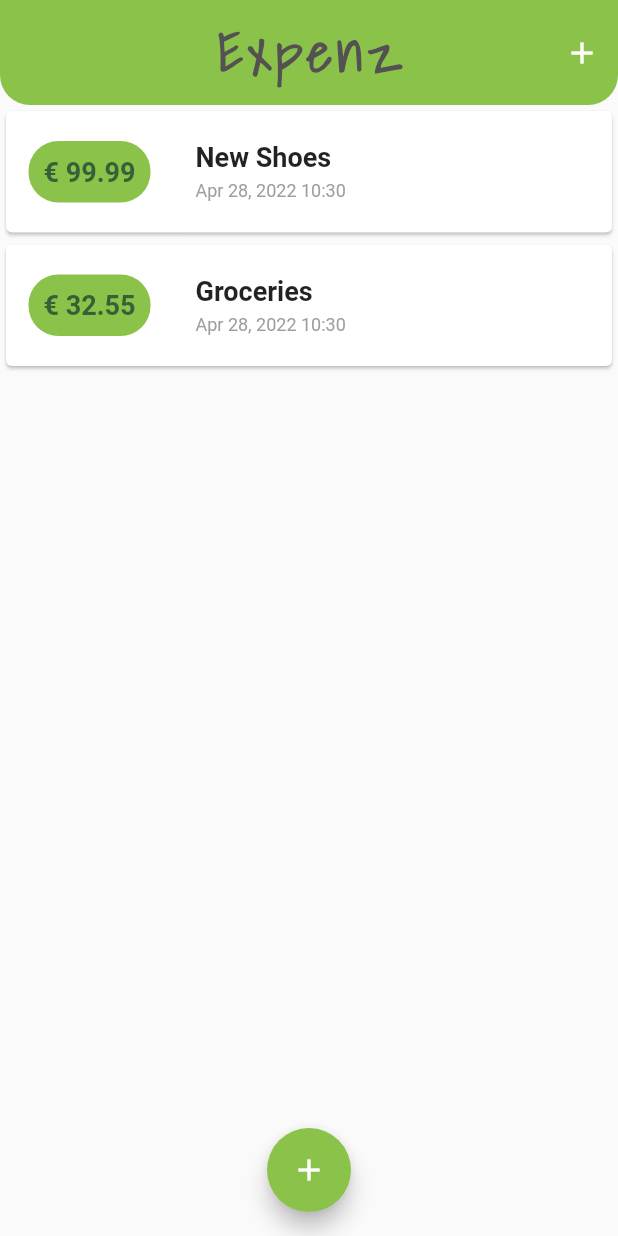
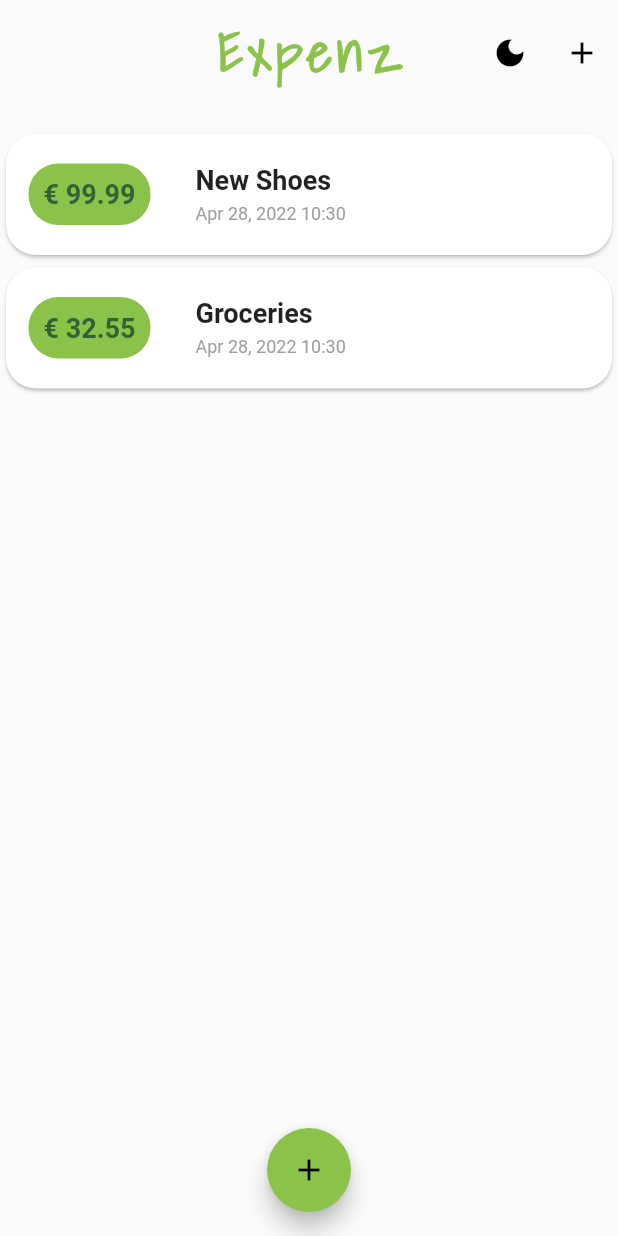
Before and after one commit to mmarolin/expenz-flutter, a Flutter app: the screen it shows after launch, on a phone screen of 412 x 824 dp. Run offline on Flutter 3.47's test engine with Material 2 defaults, Android fonts, the phone set to English and light mode, and no system bars.

Commit message:
adding dark mode

```diff
--- a/lib/main.dart
+++ b/lib/main.dart
@@ -3,17 +3,28 @@ import 'package:flutter/material.dart';
 import './widgets/transaction_list.dart';
 import './models/transaction.dart';
 import './widgets/new_transaction.dart';
+import './themes.dart';
 
 void main() => runApp(MyApp());
 
 class MyApp extends StatelessWidget {
+  static final ValueNotifier<ThemeMode> themeNotifier =
+      ValueNotifier(ThemeMode.light);
+
   @override
   Widget build(BuildContext context) {
-    return MaterialApp(
-      title: 'Expenz',
-      debugShowCheckedModeBanner: false,
-      home: MyHomePage(),
-    );
+    return ValueListenableBuilder<ThemeMode>(
+        valueListenable: themeNotifier,
+        builder: (_, ThemeMode currentMode, __) {
+          return MaterialApp(
+            title: 'Expenz',
+            debugShowCheckedModeBanner: false,
+            themeMode: currentMode,
+            theme: ThemeData(primarySwatch: Colors.lightGreen),
+            darkTheme: ThemeClass.darkTheme,
+            home: MyHomePage(),
+          );
+        });
   }
 }
 
@@ -68,8 +79,8 @@ class _MyHomePageState extends State<MyHomePage> {
   @override
   Widget build(BuildContext context) {
     return Scaffold(
+      backgroundColor: Theme.of(context).scaffoldBackgroundColor,
       appBar: AppBar(
-          brightness: Brightness.dark,
           backgroundColor: Colors.transparent,
           elevation: 0.0,
           toolbarHeight: 70,
@@ -77,7 +88,7 @@ class _MyHomePageState extends State<MyHomePage> {
           title: Text(
             'Expenz',
             style: TextStyle(
-              color: Color.fromARGB(255, 83, 81, 81),
+              color: Theme.of(context).colorScheme.secondary,
               fontFamily: 'ShadowsIntoLight',
               fontSize: 36,
               fontWeight: FontWeight.bold,
@@ -90,10 +101,20 @@ class _MyHomePageState extends State<MyHomePage> {
                 bottomLeft: Radius.circular(20),
                 bottomRight: Radius.circular(20),
               ),
-              color: Colors.lightGreen,
+              color: Theme.of(context).appBarTheme.backgroundColor,
             ),
           ),
           actions: <Widget>[
+            IconButton(
+                icon: Icon(MyApp.themeNotifier.value == ThemeMode.light
+                    ? Icons.dark_mode
+                    : Icons.light_mode),
+                onPressed: () {
+                  MyApp.themeNotifier.value =
+                      MyApp.themeNotifier.value == ThemeMode.light
+                          ? ThemeMode.dark
+                          : ThemeMode.light;
+                }),
             IconButton(
                 icon: Icon(Icons.add),
                 onPressed: () => _startAddNewTransaction(context)),
@@ -102,7 +123,10 @@ class _MyHomePageState extends State<MyHomePage> {
         child: Column(
           mainAxisAlignment: MainAxisAlignment.start,
           crossAxisAlignment: CrossAxisAlignment.stretch,
-          children: <Widget>[TransactionList(_userTransactions)],
+          children: <Widget>[
+            SizedBox(height: 15),
+            TransactionList(_userTransactions)
+          ],
         ),
       ),
       floatingActionButtonLocation: FloatingActionButtonLocation.centerFloat,
--- /dev/null
+++ b/lib/themes.dart
@@ -0,0 +1,17 @@
+import 'package:flutter/material.dart';
+
+class ThemeClass {
+  static ThemeData lightTheme = ThemeData(
+      scaffoldBackgroundColor: Color.fromARGB(255, 189, 189, 189),
+      colorScheme: ColorScheme.light(),
+      appBarTheme: AppBarTheme(
+        backgroundColor: Colors.lightGreen,
+      ));
+
+  static ThemeData darkTheme = ThemeData(
+      scaffoldBackgroundColor: Colors.black,
+      colorScheme: ColorScheme.dark(),
+      appBarTheme: AppBarTheme(
+        backgroundColor: Color.fromARGB(255, 72, 72, 73),
+      ));
+}
--- a/lib/widgets/transaction_list.dart
+++ b/lib/widgets/transaction_list.dart
@@ -15,6 +15,9 @@ class TransactionList extends StatelessWidget {
       child: ListView.builder(
         itemBuilder: (context, index) {
           return Card(
+            shape: RoundedRectangleBorder(
+              borderRadius: BorderRadius.circular(20),
+            ),
             child: Row(
               children: <Widget>[
                 Container(
```
